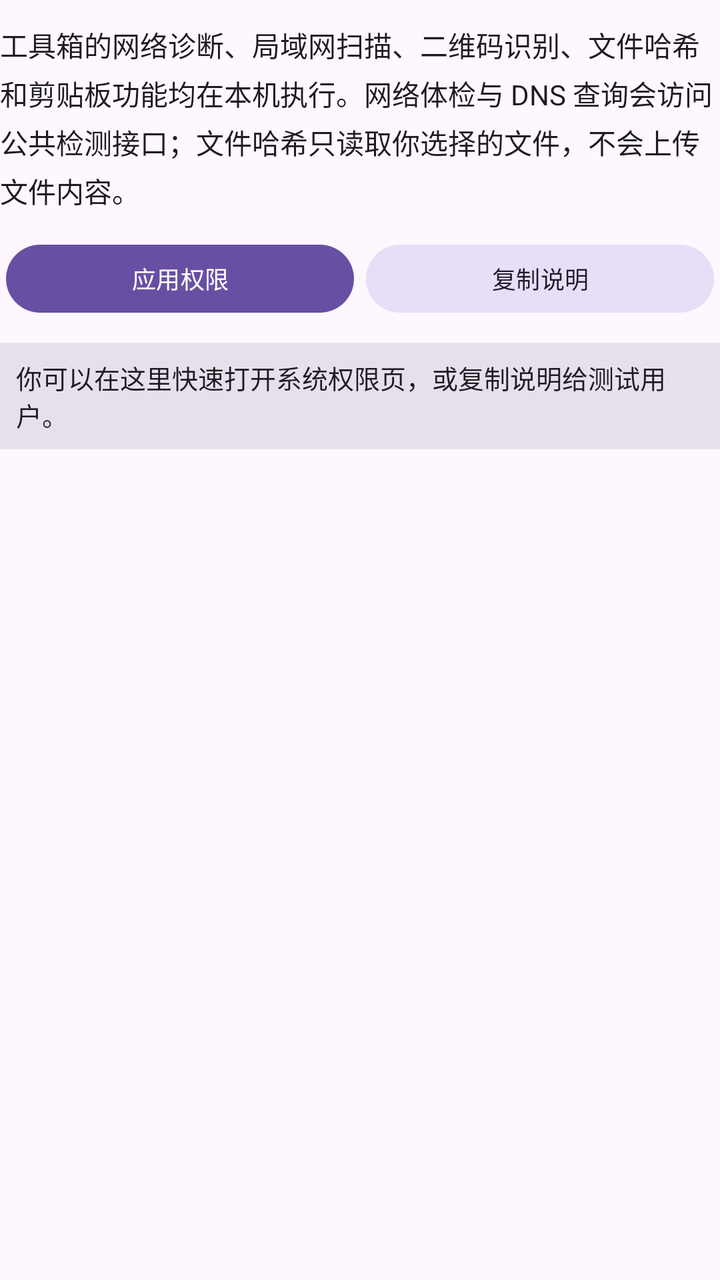
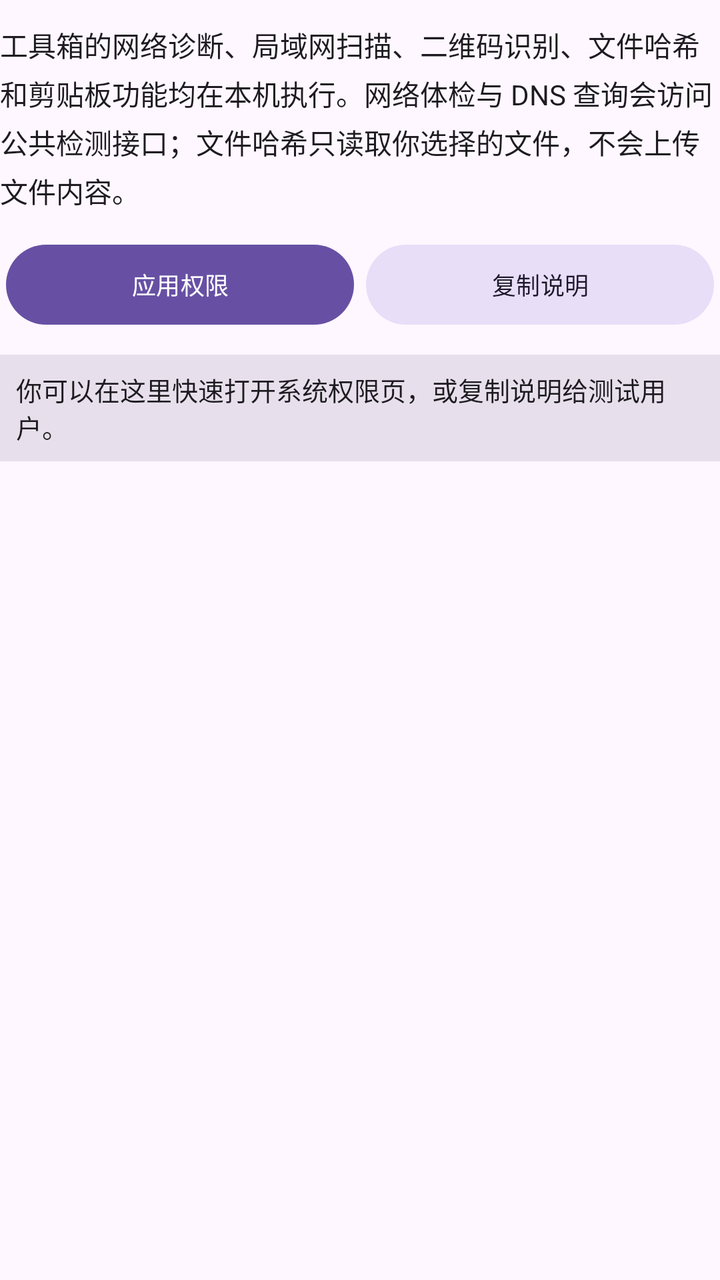

Screens rendered from an Android XML layout before and after an edit, with the pre-edit source and the edit as a unified diff.
<!-- AndroidManifest.xml: application theme Theme.GameCenterApp -->
<!-- res/layout/item_tool_permission_privacy.xml -->
<?xml version="1.0" encoding="utf-8"?>
<LinearLayout xmlns:android="http://schemas.android.com/apk/res/android"
    android:layout_width="match_parent"
    android:layout_height="wrap_content"
    android:orientation="vertical">

    <TextView
        android:id="@+id/tv_permission_privacy_desc"
        android:layout_width="match_parent"
        android:layout_height="wrap_content"
        android:layout_marginTop="12dp"
        android:lineSpacingExtra="4dp"
        android:text="工具箱的网络诊断、局域网扫描、二维码识别、文件哈希和剪贴板功能均在本机执行。网络体检与 DNS 查询会访问公共检测接口；文件哈希只读取你选择的文件，不会上传文件内容。"
        android:textColor="?android:attr/textColorPrimary"
        android:textSize="14sp" />

    <LinearLayout
        android:layout_width="match_parent"
        android:layout_height="wrap_content"
        android:layout_marginTop="10dp"
        android:orientation="horizontal">

        <com.google.android.material.button.MaterialButton
            android:id="@+id/btn_permission_app_settings"
            android:layout_width="0dp"
            android:layout_height="42dp"
            android:layout_margin="3dp"
            android:layout_weight="1"
            android:text="应用权限"
            android:textSize="12sp" />

        <com.google.android.material.button.MaterialButton
            android:id="@+id/btn_permission_copy_privacy"
            style="@style/Widget.Material3.Button.TonalButton"
            android:layout_width="0dp"
            android:layout_height="42dp"
            android:layout_margin="3dp"
            android:layout_weight="1"
            android:text="复制说明"
            android:textSize="12sp" />

    </LinearLayout>

    <TextView
        android:id="@+id/tv_permission_privacy_result"
        android:layout_width="match_parent"
        android:layout_height="wrap_content"
        android:layout_marginTop="8dp"
        android:background="?attr/colorSurfaceVariant"
        android:padding="8dp"
        android:text="你可以在这里快速打开系统权限页，或复制说明给测试用户。"
        android:textColor="?android:attr/textColorPrimary"
        android:textSize="13sp" />

</LinearLayout>
<!-- resources referenced by this layout -->
<resources>
  <style name="Theme.GameCenterApp" parent="Theme.Material3.DayNight.NoActionBar">
          <item name="colorPrimary">@color/md_theme_light_primary</item>
          <item name="colorOnPrimary">@color/md_theme_light_on_primary</item>
          <item name="colorPrimaryContainer">@color/md_theme_light_primary_container</item>
          <item name="colorOnPrimaryContainer">@color/md_theme_light_on_primary_container</item>
          <item name="colorSecondary">@color/md_theme_light_secondary</item>
          <item name="colorOnSecondary">@color/md_theme_light_on_secondary</item>
          <item name="colorSecondaryContainer">@color/md_theme_light_secondary_container</item>
          <item name="colorOnSecondaryContainer">@color/md_theme_light_on_secondary_container</item>
          <item name="colorSurface">@color/md_theme_light_surface</item>
          <item name="colorOnSurface">@color/md_theme_light_on_surface</item>
          <item name="colorOnSurfaceVariant">@color/md_theme_light_on_surface_variant</item>
          <item name="android:colorBackground">@color/md_theme_light_background</item>
          <item name="android:statusBarColor">@color/md_theme_light_surface</item>
          <item name="android:navigationBarColor">@color/md_theme_light_surface</item>
          <item name="android:windowLightStatusBar">true</item>
      </style>
  <color name="md_theme_light_primary">#6750A4</color>
  <color name="md_theme_light_on_primary">#FFFFFF</color>
  <color name="md_theme_light_primary_container">#EADDFF</color>
  <color name="md_theme_light_on_primary_container">#21005D</color>
  <color name="md_theme_light_secondary">#625B71</color>
  <color name="md_theme_light_on_secondary">#FFFFFF</color>
  <color name="md_theme_light_secondary_container">#E8DEF8</color>
  <color name="md_theme_light_on_secondary_container">#1D192B</color>
  <color name="md_theme_light_surface">#FEF7FF</color>
  <color name="md_theme_light_on_surface">#1D1B20</color>
  <color name="md_theme_light_on_surface_variant">#49454F</color>
  <color name="md_theme_light_background">#FEF7FF</color>
</resources>

<!-- the commit's change to res/layout/item_tool_permission_privacy.xml (unified diff, before → after) -->
@@ -23,7 +23,7 @@
         <com.google.android.material.button.MaterialButton
             android:id="@+id/btn_permission_app_settings"
             android:layout_width="0dp"
-            android:layout_height="42dp"
+            android:layout_height="48dp"
             android:layout_margin="3dp"
             android:layout_weight="1"
             android:text="应用权限"
@@ -31,9 +31,9 @@
 
         <com.google.android.material.button.MaterialButton
             android:id="@+id/btn_permission_copy_privacy"
-            style="@style/Widget.Material3.Button.TonalButton"
+            style="@style/Widget.GameCenter.Button.Tonal"
             android:layout_width="0dp"
-            android:layout_height="42dp"
+            android:layout_height="48dp"
             android:layout_margin="3dp"
             android:layout_weight="1"
             android:text="复制说明"
<!-- resource entries referenced after the edit -->
@@ -1,5 +1,17 @@
 <!-- resources referenced by this layout -->
 <resources>
+  <style name="Widget.GameCenter.Button.Tonal" parent="Widget.Material3.Button.TonalButton">
+          <item name="android:minHeight">48dp</item>
+          <item name="minHeight">48dp</item>
+          <item name="android:paddingTop">6dp</item>
+          <item name="android:paddingBottom">6dp</item>
+          <item name="android:paddingStart">12dp</item>
+          <item name="android:paddingEnd">12dp</item>
+          <item name="android:includeFontPadding">true</item>
+          <item name="android:maxLines">2</item>
+          <item name="android:ellipsize">end</item>
+          <item name="android:textAllCaps">false</item>
+      </style>
   <style name="Theme.GameCenterApp" parent="Theme.Material3.DayNight.NoActionBar">
           <item name="colorPrimary">@color/md_theme_light_primary</item>
           <item name="colorOnPrimary">@color/md_theme_light_on_primary</item>
@@ -16,6 +28,8 @@
           <item name="android:statusBarColor">@color/md_theme_light_surface</item>
           <item name="android:navigationBarColor">@color/md_theme_light_surface</item>
           <item name="android:windowLightStatusBar">true</item>
+          <item name="materialButtonStyle">@style/Widget.GameCenter.Button</item>
+          <item name="android:buttonStyle">@style/Widget.GameCenter.PlatformButton</item>
       </style>
   <color name="md_theme_light_primary">#6750A4</color>
   <color name="md_theme_light_on_primary">#FFFFFF</color>
@@ -29,5 +43,26 @@
   <color name="md_theme_light_on_surface">#1D1B20</color>
   <color name="md_theme_light_on_surface_variant">#49454F</color>
   <color name="md_theme_light_background">#FEF7FF</color>
+  <style name="Widget.GameCenter.Button" parent="Widget.Material3.Button">
+          <item name="android:minHeight">48dp</item>
+          <item name="minHeight">48dp</item>
+          <item name="android:paddingTop">6dp</item>
+          <item name="android:paddingBottom">6dp</item>
+          <item name="android:paddingStart">12dp</item>
+          <item name="android:paddingEnd">12dp</item>
+          <item name="android:includeFontPadding">true</item>
+          <item name="android:maxLines">2</item>
+          <item name="android:ellipsize">end</item>
+          <item name="android:textAllCaps">false</item>
+      </style>
+  <style name="Widget.GameCenter.PlatformButton" parent="@android:style/Widget.Material.Button">
+          <item name="android:minHeight">44dp</item>
+          <item name="android:paddingTop">4dp</item>
+          <item name="android:paddingBottom">4dp</item>
+          <item name="android:includeFontPadding">true</item>
+          <item name="android:maxLines">2</item>
+          <item name="android:ellipsize">end</item>
+          <item name="android:textAllCaps">false</item>
+      </style>
 </resources>
 
